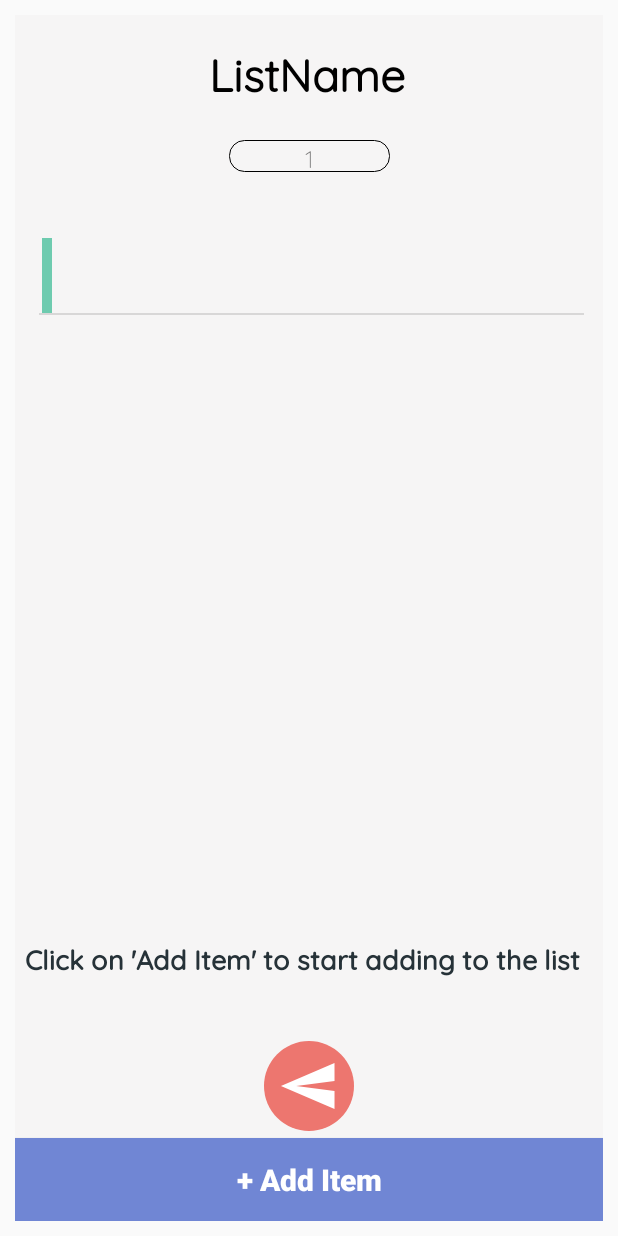
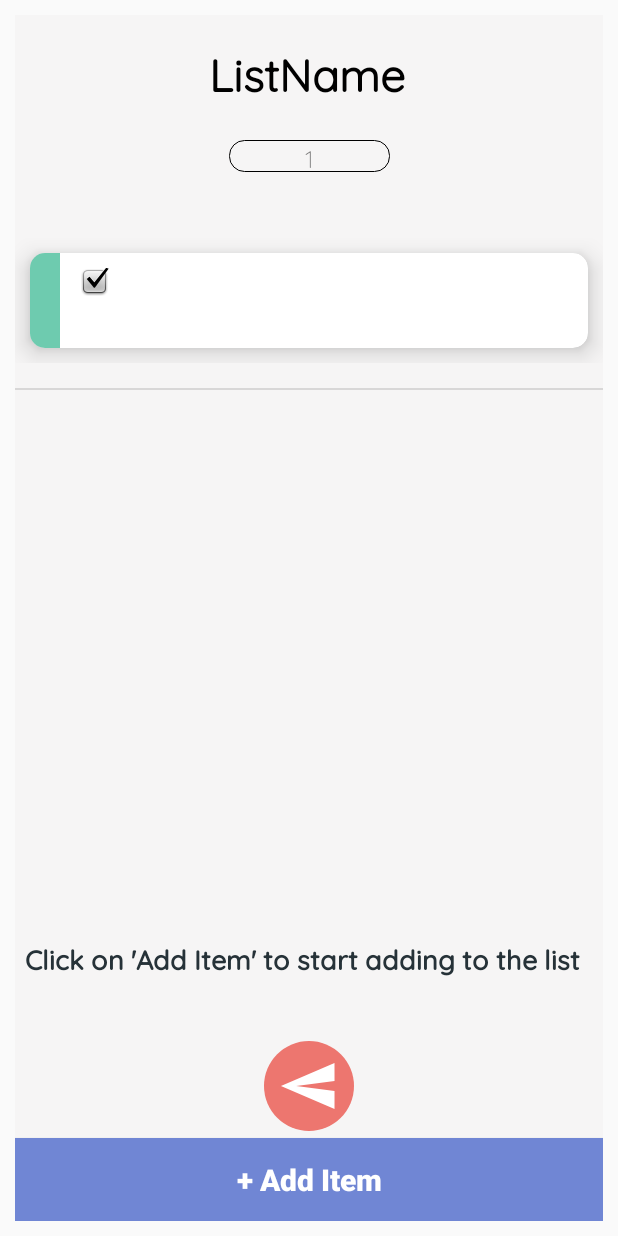
Before and after one commit to iris-g/FinalProject, an Android app: the EditListActivity screen opened directly, with no data from a screen before it, after a tap on "OK", on a phone screen of 412 x 824 dp. Run offline under Robolectric (Android 15) with nearby library versions, the phone set to English and light mode, and no system bars; our stand-ins replace Room's generated code; 1 other tap on this screen came first.

Commit message:
row item design

```diff
--- a/app/src/main/res/layout/activity_main1.xml
+++ b/app/src/main/res/layout/activity_main1.xml
@@ -91,7 +91,7 @@
 
     <androidx.recyclerview.widget.RecyclerView
         android:id="@+id/recycler_view"
-        android:layout_width="363dp"
+        android:layout_width="match_parent"
         android:layout_height="356dp"
         android:layout_marginTop="89dp"
         android:layout_marginBottom="28dp"
--- a/app/src/main/res/layout/row_item.xml
+++ b/app/src/main/res/layout/row_item.xml
@@ -2,69 +2,88 @@
 <RelativeLayout xmlns:android="http://schemas.android.com/apk/res/android"
     xmlns:app="http://schemas.android.com/apk/res-auto"
     android:layout_width="match_parent"
-    android:layout_height="50dp"
+    android:layout_height="100dp"
+    android:layout_alignParentTop="false"
     android:backgroundTint="@android:color/transparent">
+
+    <RelativeLayout
+        android:layout_width="match_parent"
+        android:layout_height="wrap_content">
+
+        <androidx.cardview.widget.CardView
+            android:layout_width="match_parent"
+            android:layout_height="wrap_content"
+            android:layout_margin="10dp"
+            android:layout_marginStart="11dp"
+            android:layout_marginTop="11dp"
+            android:layout_marginEnd="11dp"
+            android:layout_marginBottom="11dp"
+            app:cardCornerRadius="10dp"
+            app:cardElevation="10dp">
+
+            <TextView
+                android:id="@+id/card_color"
+                android:layout_width="20dp"
+                android:layout_height="match_parent"
+                android:background="@color/t_green" />
+
+            <RelativeLayout
+                android:layout_width="match_parent"
+                android:layout_height="63dp"
+                android:padding="10dp">
 
                 <TextView
                     android:id="@+id/name"
-        android:layout_width="237dp"
+                    android:layout_width="wrap_content"
                     android:layout_height="wrap_content"
-        android:layout_alignParentEnd="true"
-        android:layout_marginStart="2dp"
-        android:layout_marginEnd="73dp"
+                    android:layout_alignStart="@id/shorty"
+                    android:layout_alignParentTop="true"
+                    android:layout_alignParentEnd="false"
+                    android:layout_alignParentBottom="false"
+                    android:layout_marginTop="2dp"
+                    android:layout_marginRight="100dp"
                     android:fontFamily="@font/quicksand_light"
                     android:text="name sample"
                     android:textColor="@color/black"
                     android:textSize="16sp"
                     android:textStyle="bold" />
 
-    <TextView
-        android:id="@+id/shorty"
-        android:layout_width="237dp"
-        android:layout_height="17dp"
-        android:layout_alignParentEnd="true"
-        android:layout_alignParentBottom="true"
-        android:layout_marginStart="1dp"
-        android:layout_marginEnd="64dp"
-        android:layout_marginBottom="5dp"
-        android:fontFamily="@font/quicksand_light"
-        android:text="short description sample"
-        android:textSize="14sp"
-        android:textStyle="bold" />
-
                 <CheckBox
                     android:id="@+id/checkBox"
-        android:layout_width="27dp"
+                    android:layout_width="26dp"
                     android:layout_height="wrap_content"
+                    android:layout_alignWithParentIfMissing="false"
+                    android:layout_alignBaseline="@id/name"
                     android:layout_alignParentStart="true"
                     android:layout_alignParentTop="true"
-        android:layout_alignParentBottom="true"
-        android:layout_marginStart="65dp"
-        android:layout_marginTop="11dp"
-        android:layout_marginEnd="19dp"
-        android:layout_marginBottom="12dp"
-        android:layout_toStartOf="@+id/shorty"
+                    android:layout_alignParentBottom="false"
+                    android:layout_marginStart="23dp"
+                    android:layout_marginRight="12dp"
                     android:button="@android:drawable/checkbox_on_background"
                     android:checked="false"
                     android:contextClickable="false"
                     android:editable="true"
                     android:foregroundGravity="right"
                     android:gravity="right"
-        android:paddingRight="24dp"
                     android:textSize="20sp" />
 
                 <TextView
-        android:id="@+id/textView4"
-        android:layout_width="56dp"
-        android:layout_height="match_parent"
-        android:layout_alignParentStart="true"
-        android:layout_alignParentTop="true"
+                    android:id="@+id/shorty"
+                    android:layout_width="237dp"
+                    android:layout_height="17dp"
+                    android:layout_alignParentStart="false"
+                    android:layout_alignParentLeft="true"
+                    android:layout_alignParentTop="false"
+                    android:layout_alignParentEnd="true"
                     android:layout_alignParentBottom="true"
-        android:layout_marginStart="2dp"
-        android:layout_marginTop="0dp"
-        android:layout_marginEnd="52dp"
-        android:layout_marginBottom="0dp"
-        android:layout_toStartOf="@+id/shorty"
-        android:background="@color/t_green" />
+                    android:layout_marginLeft="80dp"
+                    android:layout_marginEnd="75dp"
+                    android:fontFamily="@font/quicksand_light"
+                    android:text="short description sample"
+                    android:textSize="14sp"
+                    android:textStyle="bold" />
+            </RelativeLayout>
+        </androidx.cardview.widget.CardView>
+    </RelativeLayout>
 
 </RelativeLayout>
```
Lines whose indentation alone changed are shown as unchanged.
